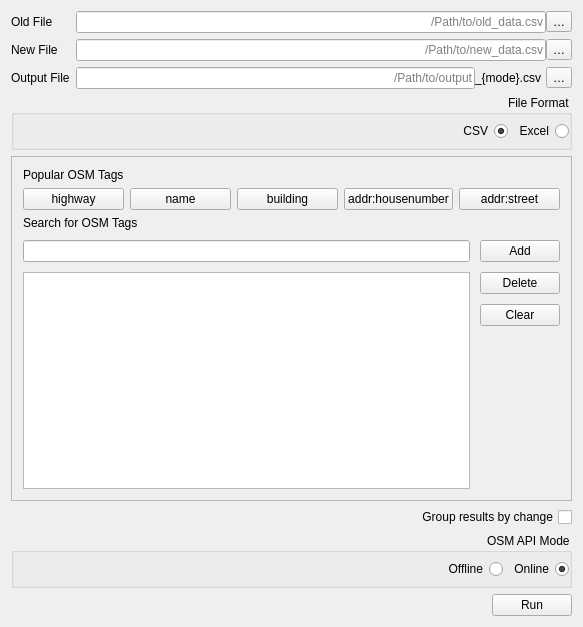
This is chameleon/design.ui in KaartGroup/Chameleon as Qt 5 draws it before an edit. The edited form follows.
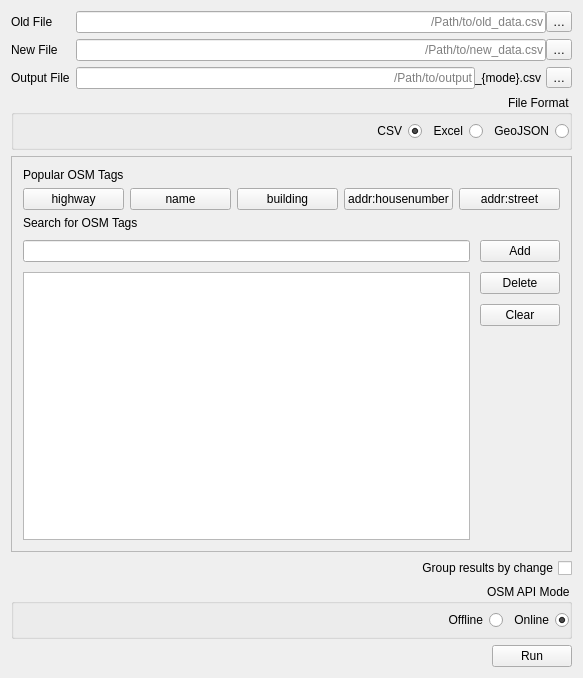
This is the edited form. Custom widgets are drawn as their Qt base class.

Commit message: Add geojson output

What changed in the file:
```diff
--- a/chameleon/design.ui
+++ b/chameleon/design.ui
@@ -7,7 +7,7 @@
     <x>0</x>
     <y>0</y>
     <width>583</width>
-    <height>627</height>
+    <height>678</height>
    </rect>
   </property>
   <property name="windowTitle">
@@ -243,6 +243,13 @@
        <property name="bottomMargin">
         <number>6</number>
        </property>
+       <item>
+        <widget class="QRadioButton" name="geojsonRadio">
+         <property name="text">
+          <string>GeoJSON</string>
+         </property>
+        </widget>
+       </item>
        <item>
         <widget class="QRadioButton" name="excelRadio">
          <property name="text">
```
The commit also changes 1 other file.
